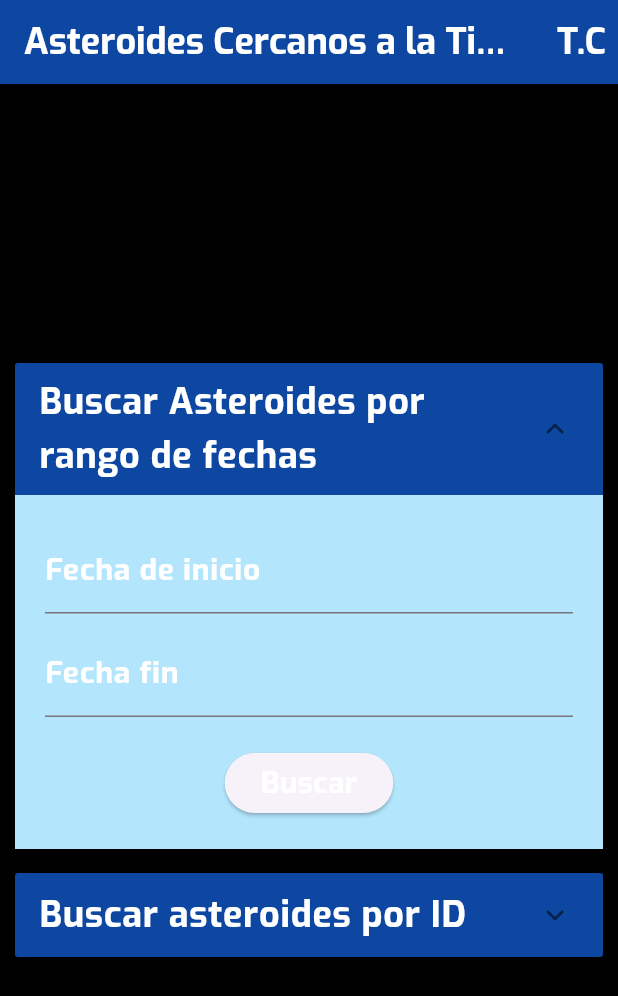
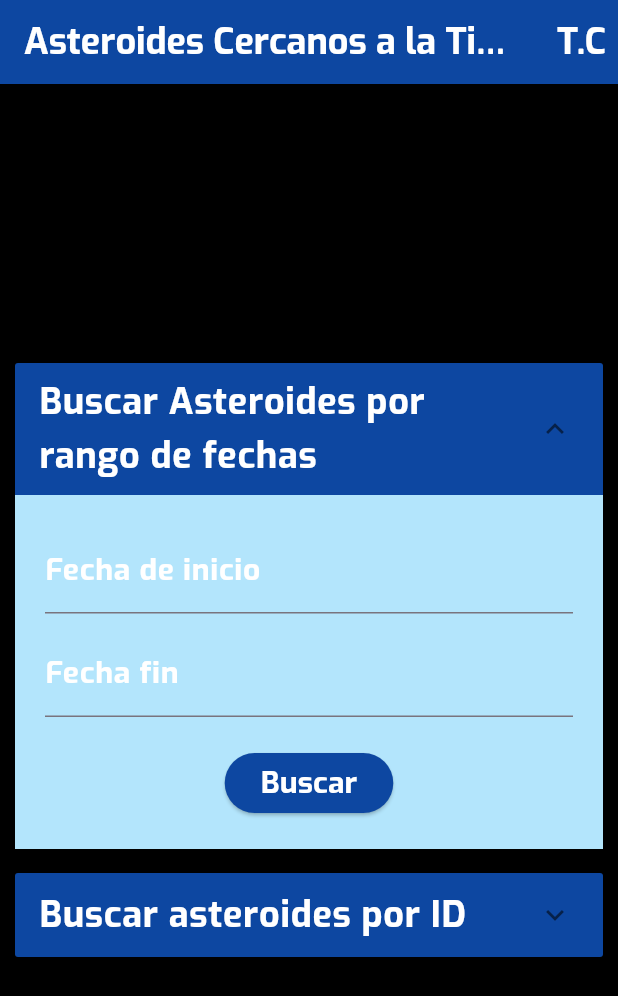
Before and after one commit to Nebot774/Final_Boss, a Flutter app: the screen it shows after launch, after a tap on "Buscar Asteroides por rango de fechas", on a phone screen of 412 x 824 dp. Shown: the top 996 px of the screen. Run offline on Flutter 3.47's test engine with Material 3 defaults, Android fonts, the phone set to English and light mode, and no system bars; our stand-ins replace bloc, cached_network_image, flutter_bloc, flutter_cache_manager; missing offline and left inert: translator.

Commit message:
Commit:color de botones en asteroides cambiado

```diff
--- a/lib/ui/pages/asteroides_cercanos.dart
+++ b/lib/ui/pages/asteroides_cercanos.dart
@@ -110,6 +110,9 @@ class _InicioWidgetState extends State<InicioWidget> {
                                 print('Error: $e');
                               }
                             },
+                            style: ButtonStyle(
+                              backgroundColor: MaterialStateProperty.all<Color>(Colors.blue[900]!),
+                            ),
                             child: Text(
                               'Buscar',
                               style: TextStyle(
@@ -177,6 +180,9 @@ class _InicioWidgetState extends State<InicioWidget> {
                                 print('Error: $e');
                               }
                             },
+                            style: ButtonStyle(
+                              backgroundColor: MaterialStateProperty.all<Color>(Colors.blue[900]!),
+                            ),
                             child: Text(
                               'Buscar',
                               style: TextStyle(
```
